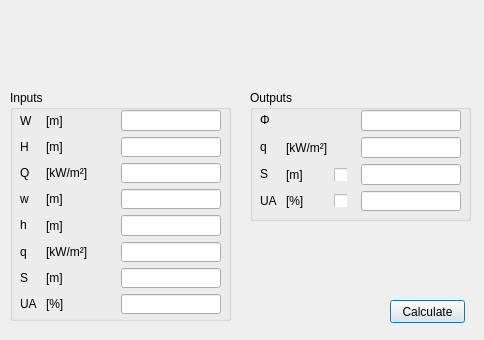
This is gui/dialog_4_3_br187_parallel_complex.ui in fsepy/fseutil as Qt 5 draws it before an edit; both pictures show x 0 to 484 and y 300 to 640 of the 484 by 640 pixel window. The edited form follows.
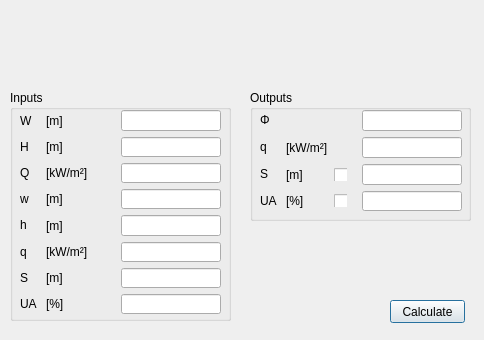
This is the edited form. Icons and pictures are not drawn.

The edit to the form file:
```diff
--- a/gui/dialog_4_3_br187_parallel_complex.ui
+++ b/gui/dialog_4_3_br187_parallel_complex.ui
@@ -30,7 +30,7 @@
      <rect>
       <x>10</x>
       <y>20</y>
-      <width>201</width>
+      <width>202</width>
       <height>101</height>
      </rect>
     </property>
```
Left out of the diff: 4 changed lines with no effect on the pictures.
